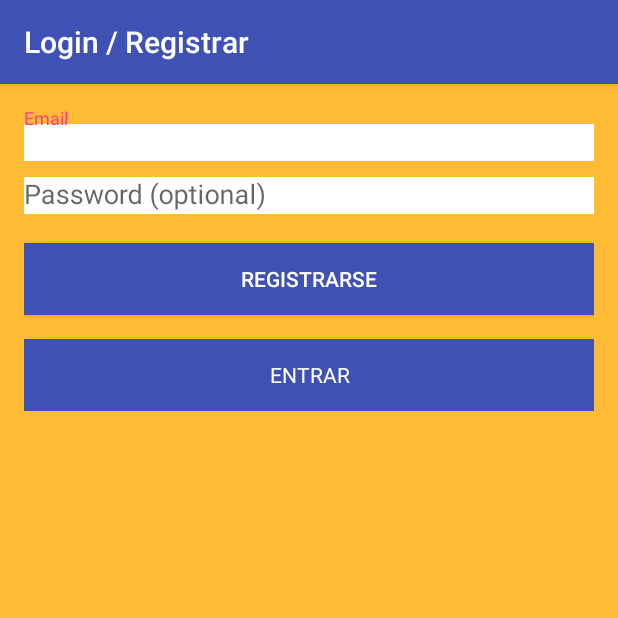
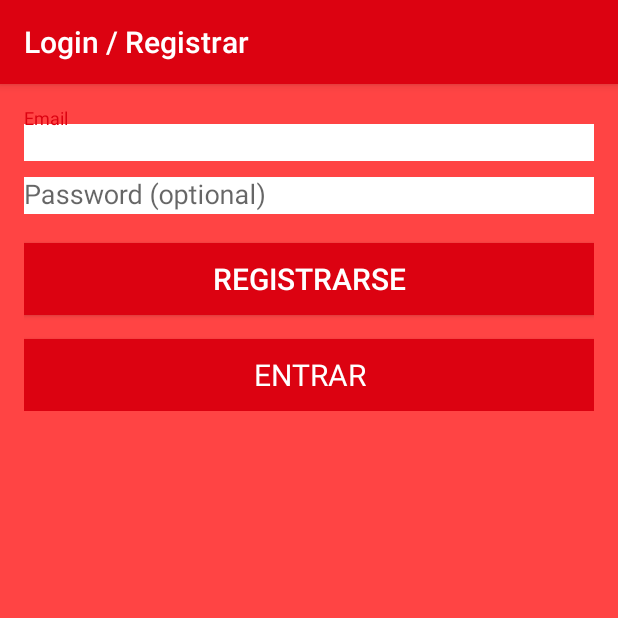
Before and after one commit to tomate14/TrazaAppProject, an Android app: the screen it shows after launch (LoginActivity), on a phone screen of 412 x 824 dp, the top half of it. Run offline under Robolectric (Android 15) with nearby library versions, the phone set to English and light mode, and no system bars; 2 statements that could not run were skipped.

Commit message:
Cambios de colores
Todo rojo con fondo blanco, quedo re piola

```diff
--- a/TPOperativa/app/src/main/java/Funcionalidad/Recurso.java
+++ b/TPOperativa/app/src/main/java/Funcionalidad/Recurso.java
@@ -126,7 +126,6 @@ public class Recurso implements Serializable {
     public void asignarRecurso(Persona p){
         v.add(String.valueOf(p.getId()));
         this.ubicacion.addElement(p.getDomicilio());
-        //this.ciudad.addElement(p.getCiudad());
     }
 
     public boolean tienePermisoConsulta(Persona p){ //la idea es q solo pueda consultar un persona que tuvo ese recurso alguna vez
--- a/TPOperativa/app/src/main/res/drawable/side_nav_bar.xml
+++ b/TPOperativa/app/src/main/res/drawable/side_nav_bar.xml
@@ -2,8 +2,8 @@
     android:shape="rectangle">
     <gradient
         android:angle="135"
-        android:centerColor="#e7a418"
+        android:centerColor="#a40003"
         android:endColor="#2e3134"
-        android:startColor="#fbed3f"
+        android:startColor="#f93f42"
         android:type="linear" />
 </shape>
--- a/TPOperativa/app/src/main/res/layout/activity_login.xml
+++ b/TPOperativa/app/src/main/res/layout/activity_login.xml
@@ -2,13 +2,13 @@
     xmlns:tools="http://schemas.android.com/tools"
     android:layout_width="match_parent"
     android:layout_height="wrap_content"
+    android:background="@android:color/holo_red_light"
     android:baselineAligned="false"
     android:gravity="center_horizontal"
     android:paddingBottom="@dimen/activity_vertical_margin"
     android:paddingLeft="@dimen/activity_horizontal_margin"
     android:paddingRight="@dimen/activity_horizontal_margin"
     android:paddingTop="@dimen/activity_vertical_margin"
-    android:background="@android:color/holo_orange_light"
     tools:context="com.example.maxi.tpoperativa.LoginActivity">
 
     <!-- Login progress -->
@@ -18,13 +18,14 @@
         android:layout_width="wrap_content"
         android:layout_height="wrap_content"
         android:layout_marginBottom="8dp"
+        android:background="@color/colorAccent"
         android:visibility="gone" />
 
     <ScrollView
         android:id="@+id/login_form"
         android:layout_width="match_parent"
         android:layout_height="fill_parent"
-        android:background="@android:color/holo_orange_light">
+        android:background="@android:color/holo_red_light">
 
         <LinearLayout
             android:id="@+id/email_login_form"
@@ -81,10 +82,11 @@
                 android:id="@+id/btn_register"
                 android:layout_width="match_parent"
                 android:layout_height="wrap_content"
-                android:layout_weight="0.63"
-                android:background="@color/colorPrimary"
+                android:layout_weight="0.80"
+                android:background="@color/colorAccent"
                 android:text="Registrarse"
-                android:textColor="@android:color/background_light" />
+                android:textSize="20dp"
+                android:textColor="@color/common_google_signin_btn_text_dark_default" />
 
             <Button
                 android:id="@+id/email_sign_in_button"
@@ -92,9 +94,10 @@
                 android:layout_width="match_parent"
                 android:layout_height="wrap_content"
                 android:layout_marginTop="16dp"
-                android:background="@color/colorPrimary"
+                android:background="@color/colorAccent"
                 android:text="@string/action_sign_in"
-                android:textColor="@android:color/background_light"/>
+                android:textSize="20dp"
+                android:textColor="@android:color/background_light" />
 
         </LinearLayout>
     </ScrollView>
--- a/TPOperativa/app/src/main/res/values/colors.xml
+++ b/TPOperativa/app/src/main/res/values/colors.xml
@@ -1,6 +1,6 @@
 <?xml version="1.0" encoding="utf-8"?>
 <resources>
-    <color name="colorPrimary">#3f51b5</color>
-    <color name="colorPrimaryDark">#303F9F</color>
-    <color name="colorAccent">#FF4081</color>
+    <color name="colorPrimary">#dc0211</color>
+    <color name="colorPrimaryDark">#dc0211</color>
+    <color name="colorAccent">#dc0211</color>
 </resources>
--- a/TPOperativa/app/src/main/res/values/strings.xml
+++ b/TPOperativa/app/src/main/res/values/strings.xml
@@ -1,5 +1,5 @@
 <resources>
-    <string name="app_name">TPOperativa</string>
+    <string name="app_name">Trazabilidad De Recursos</string>
 
     <!-- Strings related to login -->
     <string name="prompt_email">Email</string>
```
Also changed, not shown: TPOperativa/app/src/main/res/layout/activity_register.xml (+5 -4 lines), TPOperativa/app/src/main/res/mipmap-xxhdpi/unnamed.png (added), TPOperativa/app/src/main/res/unnamed.png (added).
